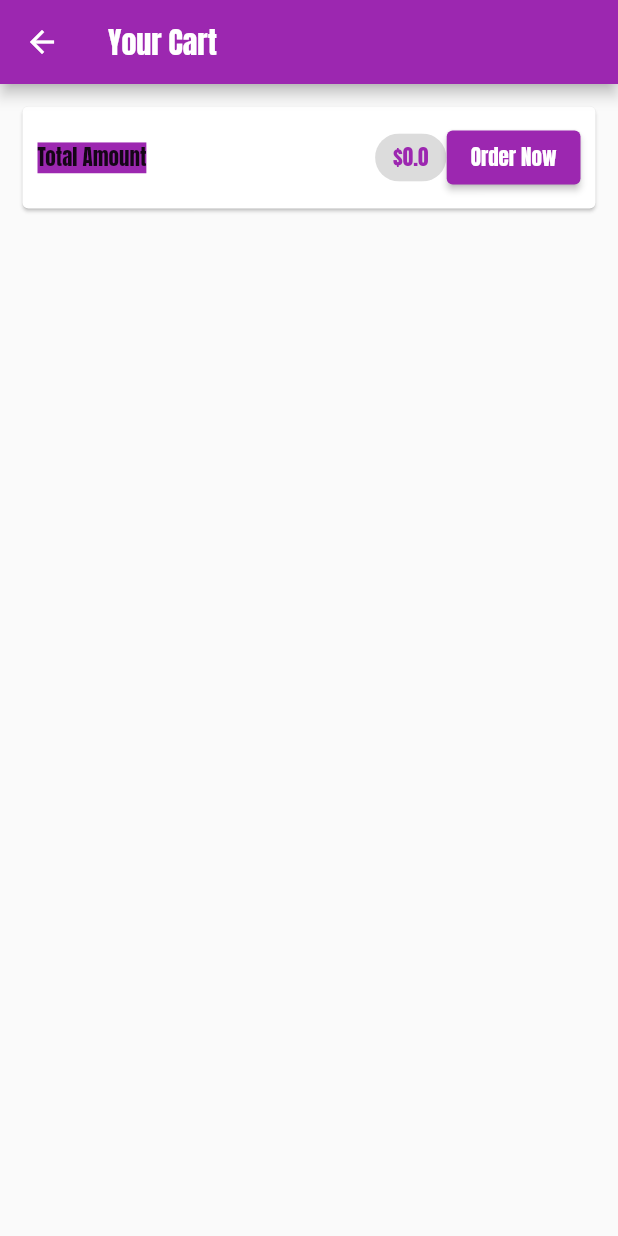
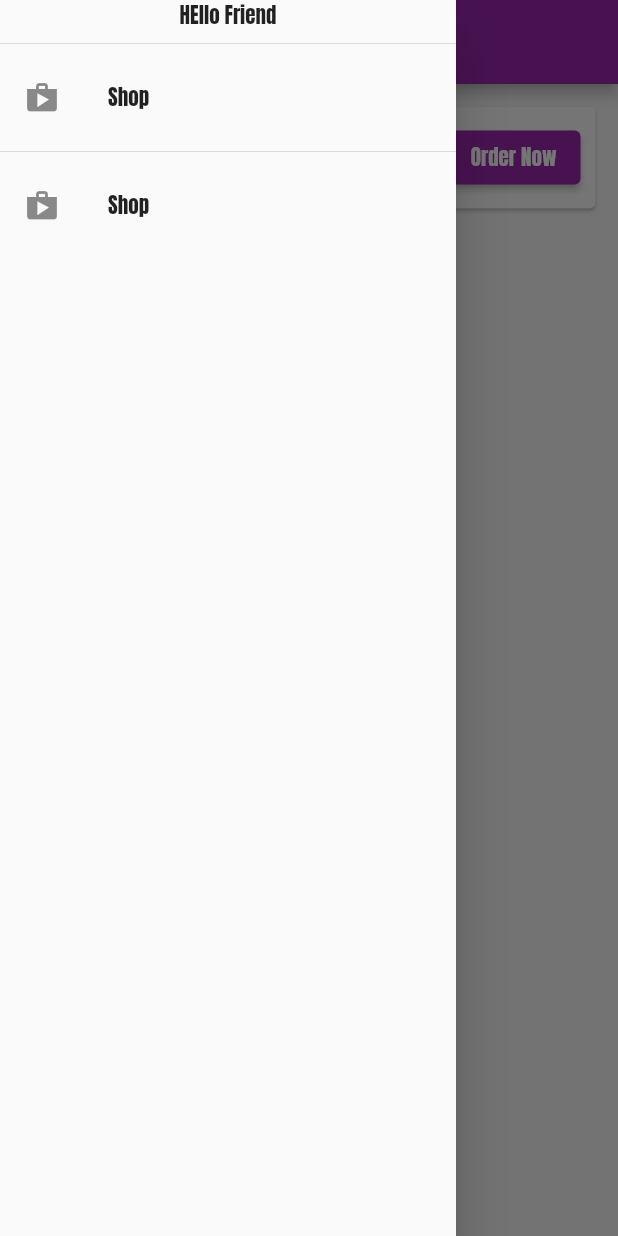
Before and after one commit to Megabyte-143/my_bazaar, a Flutter app: the CartScreen screen opened by its route, with the side drawer open (before the commit the screen has no drawer), on a phone screen of 412 x 824 dp. Run offline on Flutter 3.47's test engine with Material 2 defaults, Android fonts, the phone set to English and light mode, and no system bars; network calls fail.

Commit message:
added drawer on different screen

```diff
--- a/lib/main.dart
+++ b/lib/main.dart
@@ -7,7 +7,7 @@ import 'providers/orders_data_provider.dart';
 import './screens/product_overview_screen.dart';
 import './screens/product_detail_screen.dart';
 import './screens/cart_screen.dart';
-
+import './screens/order_screen.dart';
 
 void main() {
   runApp(MyApp());
@@ -39,6 +39,7 @@ class MyApp extends StatelessWidget {
         routes: {
           ProductDetailScreen.routeName: (ctx) => ProductDetailScreen(),
           CartScreen.routeName: (ctx) => CartScreen(),
+          OrderScreen.routename: (ctx)=> OrderScreen(),
         },
       ),
     );
--- a/lib/screens/cart_screen.dart
+++ b/lib/screens/cart_screen.dart
@@ -2,7 +2,7 @@ import 'package:flutter/material.dart';
 
 import '../widgets/cart_item.dart';
 import '../widgets/total_amt_order.dart';
-
+import '../widgets/app_drawer.dart';
 
 class CartScreen extends StatelessWidget {
   static const routeName = "/cartscreen";
@@ -16,6 +16,7 @@ class CartScreen extends StatelessWidget {
           "Your Cart",
         ),
       ),
+      drawer: AppDrawer(),
       body: Column(
         children: <Widget>[
           TotalAmtOrder(),
--- a/lib/screens/product_overview_screen.dart
+++ b/lib/screens/product_overview_screen.dart
@@ -5,6 +5,7 @@ import '../screens/cart_screen.dart';
 import '../providers/cart_data_provider.dart';
 import '../widgets/badge.dart';
 import '../widgets/product_gird.dart';
+import '../widgets/app_drawer.dart';
 
 enum FilterOption {
   Favorites,
@@ -61,6 +62,7 @@ class _ProductOverviewScreenState extends State<ProductOverviewScreen> {
           ),
         ],
       ),
+      drawer: AppDrawer(),
       body: ProductGrid(_showFavOnly),
     );
   }
--- /dev/null
+++ b/lib/widgets/app_drawer.dart
@@ -0,0 +1,36 @@
+import 'package:flutter/material.dart';
+import '../screens/order_screen.dart';
+
+
+class AppDrawer extends StatelessWidget {
+  @override
+  Widget build(BuildContext context) {
+    return Drawer(
+      child: Column(
+        children: <Widget>[
+          Container(
+            child: Text("HEllo Friend"),
+          ),
+          Divider(),
+          ListTile(
+            leading: Icon(Icons.shop),
+            title: Text("Shop"),
+            onTap: () {
+              Navigator.of(context)
+                  .pushReplacementNamed('/');
+            },
+          ),
+          Divider(),
+          ListTile(
+            leading: Icon(Icons.shop),
+            title: Text("Shop"),
+            onTap: () {
+              Navigator.of(context)
+                  .pushReplacementNamed(OrderScreen.routename);
+            },
+          ),
+        ],
+      ),
+    );
+  }
+}
```
